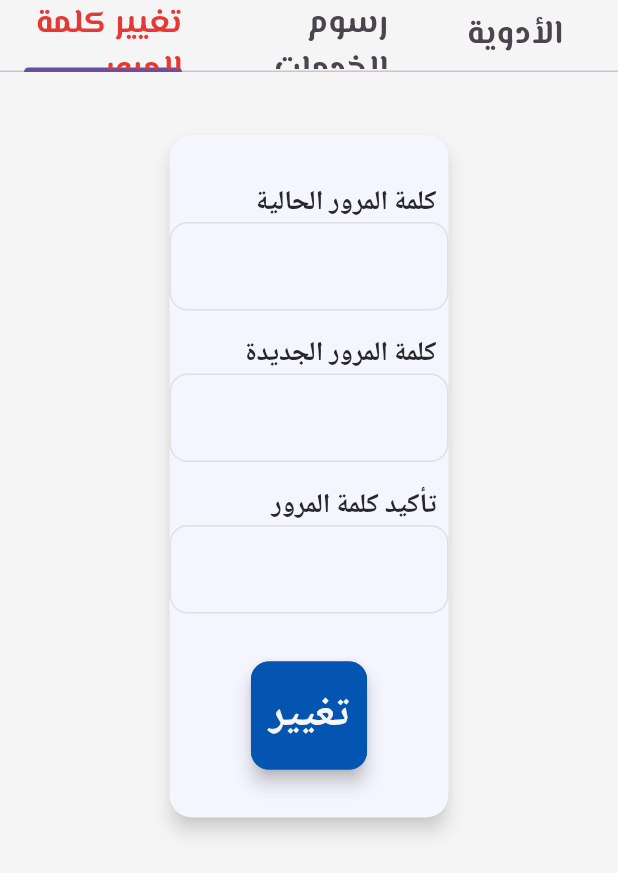
After one commit to 7amdyDev/dr_ashraf_clinic, a Flutter app: the SettingsTabbedPage screen opened directly, tab 3 chosen, on a phone screen of 412 x 824 dp. The commit adds this screen. Shown: the top 873 px of the screen. Run offline on Flutter 3.47's test engine with Material 3 defaults, Android fonts, the phone set to English and light mode, and no system bars; our stand-ins replace firebase_auth, firebase_core, firebase_database, get, pdf, printing; accounts and stored records are empty; network calls fail; statements that could not run were skipped.

Commit message:
12-10-2024

```diff
--- a/lib/main.dart
+++ b/lib/main.dart
@@ -1,8 +1,6 @@
-import 'package:device_preview/device_preview.dart';
 import 'package:dr_ashraf_clinic/app.dart';
 import 'package:dr_ashraf_clinic/firebase_options.dart';
 import 'package:firebase_core/firebase_core.dart';
-import 'package:flutter/foundation.dart';
 import 'package:flutter/material.dart';
 import 'package:logging/logging.dart';
 
@@ -16,7 +14,4 @@ void main() async {
     debugPrint('${record.level.name}: ${record.time}: ${record.message}');
   });
   runApp(const App());
-  // runApp(
-  //   DevicePreview(enabled: !kReleaseMode, builder: (context) => const App()),
-  // );
 }
--- a/lib/utils/translation/translations.dart
+++ b/lib/utils/translation/translations.dart
@@ -121,6 +121,11 @@ class AppTranslation extends Translations {
           'branch_name_label': 'Branch Name',
           'service_fees_label': 'Fees of Services',
           'dosage_label': 'Dosage',
+          'change_password': 'Change Password',
+          'current_password': 'Current Password',
+          'new_password': 'New Password',
+          'confirm_password': 'Confirm New Password',
+          'change_button': 'Change',
         },
         'ar_EG': {
           'app_name': 'عيادات الدكتور أشرف يحيي',
@@ -243,6 +248,11 @@ class AppTranslation extends Translations {
           'branch_name_label': 'أسم الفرع',
           'service_fees_label': 'رسوم الخدمات',
           'dosage_label': 'الجرعة',
+          'change_password': 'تغيير كلمة المرور',
+          'current_password': 'كلمة المرور الحالية',
+          'new_password': 'كلمة المرور الجديدة',
+          'confirm_password': 'تأكيد كلمة المرور',
+          'change_button': 'تغيير',
         },
       };
 }
--- a/lib/view/clinic/doctor/screen/settings/widget/settings_tabbed_page.dart
+++ b/lib/view/clinic/doctor/screen/settings/widget/settings_tabbed_page.dart
@@ -1,6 +1,7 @@
 import 'package:dr_ashraf_clinic/utils/constants/colors.dart';
 import 'package:dr_ashraf_clinic/view/clinic/doctor/screen/settings/widget/clinic_settings_widget.dart';
 import 'package:dr_ashraf_clinic/view/clinic/doctor/screen/settings/widget/medicine_settings_widget.dart';
+import 'package:dr_ashraf_clinic/view/clinic/doctor/screen/settings/widget/user_change_password.dart';
 import 'package:dr_ashraf_clinic/view/clinic/reception/widget/page_label_widget.dart';
 import 'package:flutter/material.dart';
 
@@ -10,7 +11,7 @@ class SettingsTabbedPage extends StatelessWidget {
   @override
   Widget build(BuildContext context) {
     return DefaultTabController(
-      length: 2,
+      length: 3,
       child: Scaffold(
         backgroundColor: HColors.secondary,
         appBar: AppBar(
@@ -31,6 +32,12 @@ class SettingsTabbedPage extends StatelessWidget {
                   fontSize: 22,
                 ),
               ),
+              Tab(
+                child: PageLabelWidget(
+                  text: 'change_password',
+                  fontSize: 22,
+                ),
+              ),
             ],
           ),
         ),
@@ -38,6 +45,7 @@ class SettingsTabbedPage extends StatelessWidget {
           children: [
             MedicineSettingsWidget(),
             const ClinicSettingsWidget(),
+            const UserChangePassword()
           ],
         ),
       ),
--- /dev/null
+++ b/lib/view/clinic/doctor/screen/settings/widget/user_change_password.dart
@@ -0,0 +1,104 @@
+import 'package:dr_ashraf_clinic/controller/auth_controller.dart';
+import 'package:dr_ashraf_clinic/utils/constants/sizes.dart';
+import 'package:dr_ashraf_clinic/utils/helper/helper_functions.dart';
+import 'package:dr_ashraf_clinic/utils/validator/validation.dart';
+import 'package:dr_ashraf_clinic/view/clinic/reception/screen/reservation/widget/data_text_widget.dart';
+import 'package:dr_ashraf_clinic/view/home_page/widget/filled_button.dart';
+import 'package:flutter/material.dart';
+import 'package:get/get.dart';
+
+class UserChangePassword extends StatelessWidget {
+  const UserChangePassword({super.key});
+
+  @override
+  Widget build(BuildContext context) {
+    final authController = Get.find<AuthController>();
+    var currentPasswordController = TextEditingController();
+    var newPasswordController = TextEditingController();
+    var confirmPasswordController = TextEditingController();
+    var newKey = GlobalKey<FormState>();
+    var confirmKey = GlobalKey<FormState>();
+    return SingleChildScrollView(
+      child: Column(
+        children: [
+          const SizedBox(
+            height: HSizes.spaceBtwSections,
+          ),
+          SizedBox(
+            width: HelperFunctions.clinicPagesWidth() / 2,
+            child: Card(
+              child: Column(
+                children: [
+                  const SizedBox(
+                    height: HSizes.spaceBtwSections,
+                  ),
+                  DataTextWidget(
+                    label: 'current_password'.tr,
+                    textEditingController: currentPasswordController,
+                    obscureText: true,
+                  ),
+                  const SizedBox(
+                    height: HSizes.spaceBtwItems,
+                  ),
+                  Form(
+                    key: newKey,
+                    autovalidateMode: AutovalidateMode.onUserInteraction,
+                    child: DataTextWidget(
+                      label: 'new_password'.tr,
+                      textEditingController: newPasswordController,
+                      validator: HValidator.validatePassword,
+                      obscureText: true,
+                    ),
+                  ),
+                  const SizedBox(
+                    height: HSizes.spaceBtwItems,
+                  ),
+                  Form(
+                    autovalidateMode: AutovalidateMode.always,
+                    key: confirmKey,
+                    child: DataTextWidget(
+                      label: 'confirm_password'.tr,
+                      textEditingController: confirmPasswordController,
+                      obscureText: true,
+                      validator: (p0) {
+                        if (p0 != newPasswordController.text) {
+                          return 'Do not match';
+                        }
+                        return null;
+                      },
+                    ),
+                  ),
+                  const SizedBox(
+                    height: HSizes.spaceBtwSections,
+                  ),
+                  HFilledButton(
+                    text: 'change_button',
+                    onPressed: () {
+                      if (newKey.currentState!.validate() &&
+                          confirmKey.currentState!.validate()) {
+                        authController
+                            .changePassword(currentPasswordController.text,
+                                newPasswordController.text)
+                            .then((onValue) {
+                          if (onValue) {
+                            newKey.currentState!.reset();
+                            confirmPasswordController.clear();
+                            newPasswordController.clear();
+                            currentPasswordController.clear();
+                          }
+                        });
+                      }
+                    },
+                  ),
+                  const SizedBox(
+                    height: HSizes.spaceBtwSections,
+                  ),
+                ],
+              ),
+            ),
+          )
+        ],
+      ),
+    );
+  }
+}
--- a/lib/view/clinic/reception/screen/patient/widget/new_patient_card_widget.dart
+++ b/lib/view/clinic/reception/screen/patient/widget/new_patient_card_widget.dart
@@ -99,6 +99,9 @@ class _NewPatientCardWidgetState extends State<NewPatientCardWidget> {
                             ),
                           ),
                         ],
+                      ),
+                      const SizedBox(
+                        height: HSizes.spaceBtwItems,
                       ),
                       Row(
                         mainAxisAlignment: MainAxisAlignment.spaceAround,
--- a/lib/view/clinic/reception/screen/reservation/widget/data_text_widget.dart
+++ b/lib/view/clinic/reception/screen/reservation/widget/data_text_widget.dart
@@ -7,6 +7,7 @@ class DataTextWidget extends StatelessWidget {
     this.child,
     this.value,
     this.enable = true,
+    this.obscureText = false,
     this.labelFontSize = 18,
     this.textFontSize = 18,
     this.textEditingController,
@@ -20,6 +21,7 @@ class DataTextWidget extends StatelessWidget {
   final String? value;
   final Widget? child;
   final bool enable;
+  final bool obscureText;
   final double labelFontSize;
   final double textFontSize;
   final int maxLines;
@@ -31,7 +33,7 @@ class DataTextWidget extends StatelessWidget {
   @override
   Widget build(BuildContext context) {
     return SizedBox(
-      height: 105,
+      //  height: 105,
       width: width,
       child: Column(
         crossAxisAlignment: CrossAxisAlignment.start,
@@ -61,6 +63,7 @@ class DataTextWidget extends StatelessWidget {
                   maxLines: maxLines,
                   controller: textEditingController,
                   validator: validator,
+                  obscureText: obscureText,
                 )
               : child!,
         ],
--- a/lib/view/clinic/reception/screen/reservation/widget/patient_reservation_card.dart
+++ b/lib/view/clinic/reception/screen/reservation/widget/patient_reservation_card.dart
@@ -63,6 +63,9 @@ class PatientReservationCardWidget extends StatelessWidget {
                   ),
                 ],
               ),
+              const SizedBox(
+                height: HSizes.spaceBtwItems,
+              ),
               Row(
                 mainAxisAlignment: MainAxisAlignment.spaceAround,
                 children: [
@@ -98,6 +101,9 @@ class PatientReservationCardWidget extends StatelessWidget {
                           child: TableCheckBoxWidget()))
                 ],
               ),
+              const SizedBox(
+                height: HSizes.spaceBtwSections,
+              ),
               HFilledButton(
                   text: 'save_button',
                   fontSize: 22,
--- a/lib/view/home_page/home_page.dart
+++ b/lib/view/home_page/home_page.dart
@@ -13,7 +13,7 @@ class HomePage extends StatelessWidget {
   @override
   Widget build(BuildContext context) {
     final size = HelperFunctions.screenSize();
-    double maxPageWidth = HSizes.maxPageWidth;
+    double maxPageWidth = HelperFunctions.clinicPagesWidth();
     return Scaffold(
         backgroundColor: HColors.primaryBackground,
         body: Center(
--- a/pubspec.yaml
+++ b/pubspec.yaml
@@ -46,7 +46,6 @@ dependencies:
   logging: ^1.2.0
   printing: ^5.13.1
   pdf: ^3.11.1
-  device_preview: ^1.2.0
   #http: any
 
 dev_dependencies:
```
Also changed, not shown: lib/controller/appointment_controller.dart (+5 -2 lines), lib/controller/auth_controller.dart (+32 -0 lines), lib/utils/validator/validation.dart (+8 -8 lines), lib/view/clinic/clinic_page.dart (+3 -4 lines), lib/view/clinic/reception/screen/finance/patient_finance.dart (+5 -2 lines), lib/view/clinic/reception/screen/finance/widget/patient_account_table.dart (+6 -7 lines), pubspec.lock, 1 other file.
